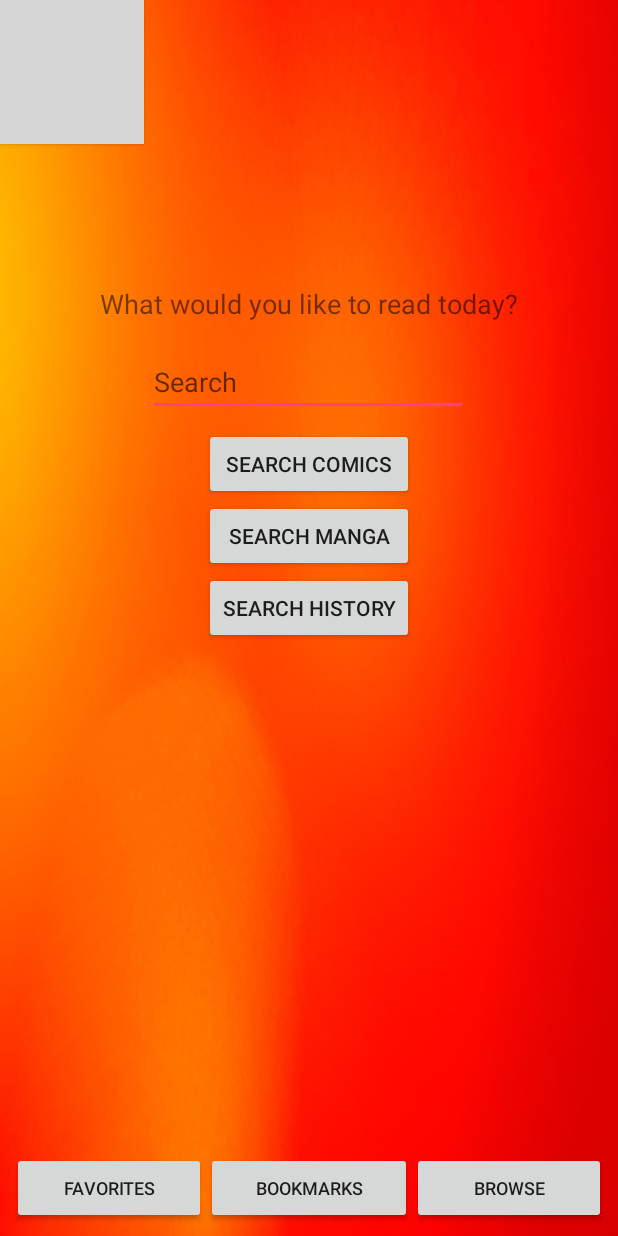
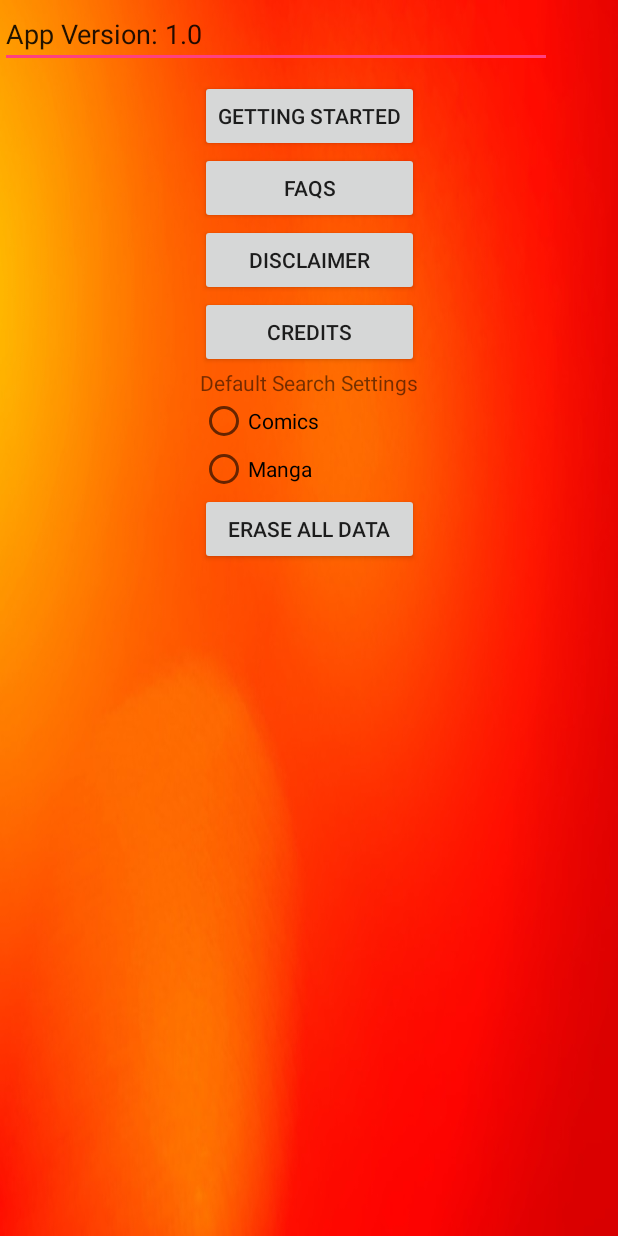
Before and after one commit to carldibert/CAT-Reader, an Android app: the layout settings.xml on its own in the app's theme, with its tools: preview values and no code run, on a phone screen of 412 x 824 dp. Run offline under Robolectric (Android 15) with nearby library versions, the phone set to English and light mode, and no system bars; grey boxes are pictures that could not be loaded.

Commit message:
Changed the layout of the settings page

```diff
--- a/app/src/main/res/layout/settings.xml
+++ b/app/src/main/res/layout/settings.xml
@@ -6,143 +6,104 @@
     android:layout_height="match_parent"
     android:background="@drawable/background">
 
+    <EditText
+        android:id="@+id/appVersionTxt"
+        android:layout_width="368dp"
+        android:layout_height="wrap_content"
+        android:ems="10"
+        android:inputType="textPersonName"
+        android:text="App Version: 1.0"
+        tools:layout_editor_absoluteX="8dp"
+        tools:layout_editor_absoluteY="6dp"
+        tools:ignore="HardcodedText,LabelFor,MissingConstraints" />
+
     <LinearLayout
-        android:layout_width="0dp"
+        android:layout_width="wrap_content"
         android:layout_height="wrap_content"
-        android:layout_marginBottom="8dp"
         android:layout_marginEnd="8dp"
         android:layout_marginLeft="8dp"
         android:layout_marginRight="8dp"
         android:layout_marginStart="8dp"
         android:orientation="vertical"
-        app:layout_constraintBottom_toBottomOf="parent"
         app:layout_constraintLeft_toLeftOf="parent"
         app:layout_constraintRight_toRightOf="parent"
-        tools:ignore="MissingConstraints"
-        tools:layout_constraintLeft_creator="1"
-        tools:layout_constraintRight_creator="1"
-        android:id="@+id/linearLayout3">
-
-        <LinearLayout
-            android:layout_width="match_parent"
-            android:layout_height="match_parent"
-            android:orientation="horizontal"
-            tools:ignore="UselessParent"
-            tools:layout_editor_absoluteX="8dp"
-            tools:layout_editor_absoluteY="0dp">
-
-            <Button
-                android:id="@+id/favortiesBtn"
-                android:layout_width="wrap_content"
-                android:layout_height="wrap_content"
-                android:layout_weight="1"
-                android:text="Favorites"
-                android:textSize="12sp"
-                tools:ignore="ButtonStyle,HardcodedText" />
-
-            <Button
-                android:id="@+id/bookmarksBtn"
-                android:layout_width="wrap_content"
-                android:layout_height="wrap_content"
-                android:layout_weight="1"
-                android:text="Bookmarks"
-                android:textAlignment="center"
-                android:textSize="12sp"
-                tools:ignore="ButtonStyle,HardcodedText" />
-
-            <Button
-                android:id="@+id/browseBtn"
-                android:layout_width="wrap_content"
-                android:layout_height="wrap_content"
-                android:layout_weight="1"
-                android:text="Browse"
-                android:textSize="12sp"
-                tools:ignore="ButtonStyle,HardcodedText" />
-        </LinearLayout>
-    </LinearLayout>
-
-    <TextView
-        android:id="@+id/textView"
-        android:layout_width="wrap_content"
-        android:layout_height="wrap_content"
-        android:layout_weight="1"
-        android:text="What would you like to read today?"
-        android:textSize="18sp"
-        app:layout_constraintBottom_toBottomOf="parent"
-        app:layout_constraintHorizontal_bias="0.502"
-        app:layout_constraintLeft_toLeftOf="parent"
-        app:layout_constraintRight_toRightOf="parent"
-        app:layout_constraintTop_toTopOf="parent"
-        app:layout_constraintVertical_bias="0.238"
-        tools:layout_constraintLeft_creator="1"
-        tools:layout_constraintRight_creator="1"
-        tools:ignore="HardcodedText" />
-
-    <EditText
-        android:id="@+id/editText"
-        android:layout_width="wrap_content"
-        android:layout_height="wrap_content"
-        android:layout_marginStart="32dp"
-        android:layout_marginTop="17dp"
-        android:layout_weight="1"
-        android:ems="10"
-        android:hint="Search"
-        android:inputType="text"
-        app:layout_constraintLeft_toLeftOf="@+id/textView"
-        app:layout_constraintTop_toBottomOf="@+id/textView"
-        tools:ignore="HardcodedText,MissingConstraints"
-        tools:layout_constraintLeft_creator="1"
-        tools:layout_constraintTop_creator="1" />
-
-    <LinearLayout
-        android:layout_width="wrap_content"
-        android:layout_height="wrap_content"
-        android:orientation="vertical"
         android:layout_marginTop="8dp"
-        app:layout_constraintTop_toBottomOf="@+id/editText"
-        android:layout_marginRight="8dp"
-        app:layout_constraintRight_toRightOf="parent"
-        android:layout_marginLeft="8dp"
-        app:layout_constraintLeft_toLeftOf="parent"
-        android:layout_marginStart="8dp"
-        android:layout_marginEnd="8dp">
+        app:layout_constraintTop_toBottomOf="@+id/appVersionTxt">
 
         <Button
-            android:id="@+id/comicBtn"
+            android:id="@+id/startedBtn"
             android:layout_width="match_parent"
             android:layout_height="wrap_content"
             android:layout_weight="1"
-            android:text="Search Comics"
-            tools:layout_editor_absoluteX="0dp"
-            tools:layout_editor_absoluteY="0dp"
+            android:text="Getting Started"
             tools:ignore="HardcodedText" />
 
         <Button
-            android:id="@+id/mangaBtn"
+            android:id="@+id/faqsBtn"
             android:layout_width="match_parent"
             android:layout_height="wrap_content"
             android:layout_weight="1"
-            android:text="Search Manga"
-            tools:layout_editor_absoluteX="0dp"
-            tools:layout_editor_absoluteY="0dp"
+            android:text="FAQs"
             tools:ignore="HardcodedText" />
 
         <Button
-            android:id="@+id/searchHistory"
+            android:id="@+id/disclaimerBtn"
             android:layout_width="match_parent"
             android:layout_height="wrap_content"
             android:layout_weight="1"
-            android:text="Search History"
+            android:text="Disclaimer"
+            tools:ignore="HardcodedText"
+            tools:layout_editor_absoluteX="0dp"
+            tools:layout_editor_absoluteY="0dp" />
+
+        <Button
+            android:id="@+id/creditsBtn"
+            android:layout_width="match_parent"
+            android:layout_height="wrap_content"
+            android:layout_weight="1"
+            android:text="Credits"
+            tools:ignore="HardcodedText"
+            tools:layout_editor_absoluteX="0dp"
+            tools:layout_editor_absoluteY="0dp" />
+
+        <TextView
+            android:id="@+id/searchText"
+            android:layout_width="match_parent"
+            android:layout_height="wrap_content"
+            android:layout_weight="1"
+            android:text="Default Search Settings"
+            tools:ignore="HardcodedText" />
+
+        <RadioGroup
+            android:id="@+id/defaultSearchBtns"
+            android:layout_width="match_parent"
+            android:layout_height="match_parent"
+            android:layout_weight="1">
+
+            <RadioButton
+                android:id="@+id/comicRB"
+                android:layout_width="match_parent"
+                android:layout_height="wrap_content"
+                android:layout_weight="1"
+                android:text="Comics"
+                tools:ignore="HardcodedText" />
+
+            <RadioButton
+                android:id="@+id/mangaRB"
+                android:layout_width="match_parent"
+                android:layout_height="wrap_content"
+                android:layout_weight="1"
+                android:text="Manga"
+                tools:ignore="HardcodedText" />
+        </RadioGroup>
+
+        <Button
+            android:id="@+id/clearBtn"
+            android:layout_width="match_parent"
+            android:layout_height="wrap_content"
+            android:layout_weight="1"
+            android:text="Erase All Data"
             tools:ignore="HardcodedText" />
     </LinearLayout>
 
-    <Button
-        android:id="@+id/button7"
-        android:layout_width="wrap_content"
-        android:layout_height="wrap_content"
-        android:background="@drawable/settings"
-        tools:layout_editor_absoluteX="280dp"
-        tools:layout_editor_absoluteY="16dp"
-        tools:ignore="MissingConstraints" />
-
 </android.support.constraint.ConstraintLayout>
```
